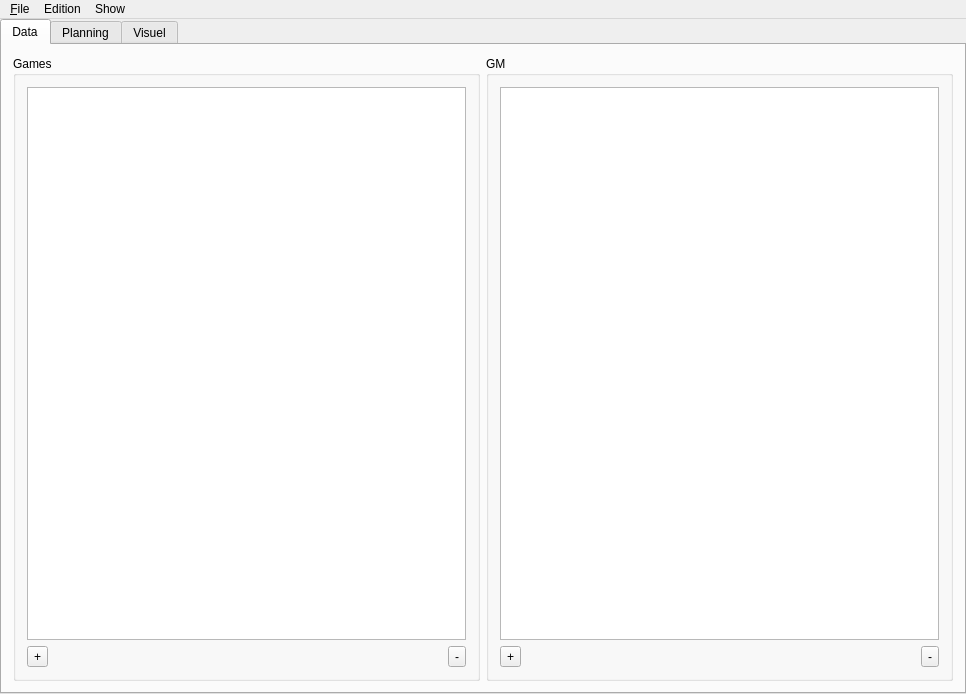
The window that mainwindow.ui (obiwankennedy/rcm) describes before a commit, drawn with Qt 5.
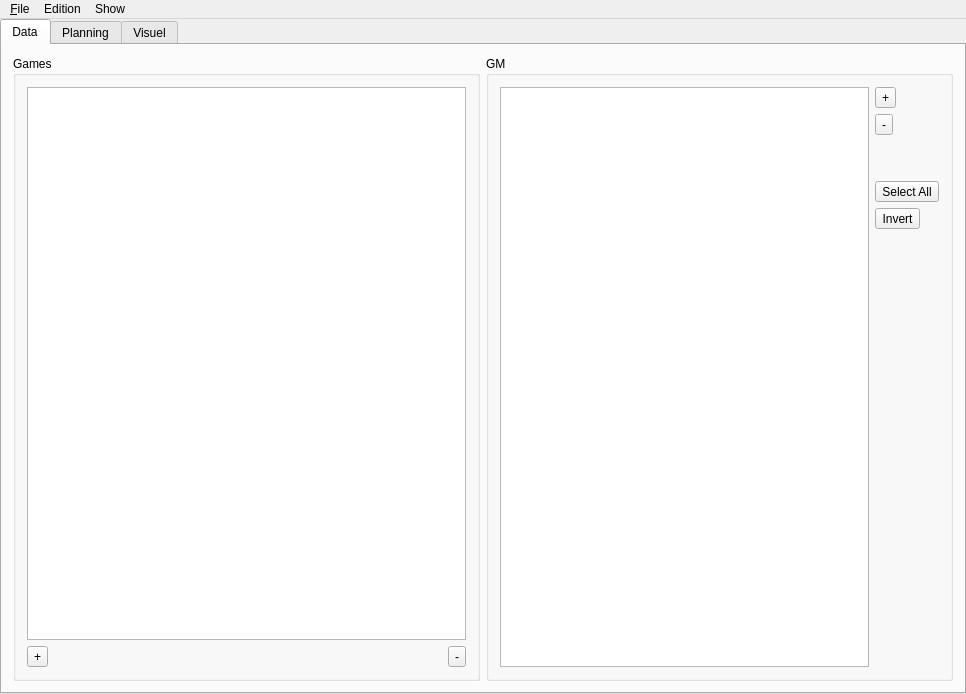
The same window after the commit. The open tabs and pages were chosen to show the change. Icons and pictures are not drawn. Custom widgets are drawn as their Qt base class.

Diff of the .ui file:
```diff
--- a/mainwindow.ui
+++ b/mainwindow.ui
@@ -88,38 +88,85 @@
           <property name="title">
            <string>GM</string>
           </property>
-          <layout class="QVBoxLayout" name="verticalLayout_2">
+          <layout class="QVBoxLayout" name="verticalLayout_3">
            <item>
-            <widget class="QListView" name="m_masterView"/>
-           </item>
-           <item>
-            <layout class="QHBoxLayout" name="horizontalLayout_2">
+            <layout class="QHBoxLayout" name="horizontalLayout_9">
              <item>
-              <widget class="QToolButton" name="m_addGMButton">
-               <property name="text">
-                <string>+</string>
-               </property>
-              </widget>
+              <widget class="QListView" name="m_masterView"/>
              </item>
              <item>
-              <spacer name="horizontalSpacer_2">
-               <property name="orientation">
-                <enum>Qt::Horizontal</enum>
-               </property>
-               <property name="sizeHint" stdset="0">
-                <size>
-                 <width>178</width>
-                 <height>20</height>
-                </size>
-               </property>
-              </spacer>
-             </item>
-             <item>
-              <widget class="QToolButton" name="m_deleteGMButton">
-               <property name="text">
-                <string>-</string>
-               </property>
-              </widget>
+              <layout class="QVBoxLayout" name="verticalLayout_2" stretch="0,0,0,0,0,1">
+               <item>
+                <widget class="QToolButton" name="m_addGMButton">
+                 <property name="text">
+                  <string>+</string>
+                 </property>
+                 <property name="icon">
+                  <iconset resource="resources.qrc">
+                   <normaloff>:/resources/images/add_round.png</normaloff>:/resources/images/add_round.png</iconset>
+                 </property>
+                </widget>
+               </item>
+               <item>
+                <widget class="QToolButton" name="m_deleteGMButton">
+                 <property name="text">
+                  <string>-</string>
+                 </property>
+                 <property name="icon">
+                  <iconset resource="resources.qrc">
+                   <normaloff>:/resources/images/delete.png</normaloff>:/resources/images/delete.png</iconset>
+                 </property>
+                </widget>
+               </item>
+               <item>
+                <spacer name="verticalSpacer_2">
+                 <property name="orientation">
+                  <enum>Qt::Vertical</enum>
+                 </property>
+                 <property name="sizeHint" stdset="0">
+                  <size>
+                   <width>20</width>
+                   <height>40</height>
+                  </size>
+                 </property>
+                </spacer>
+               </item>
+               <item>
+                <widget class="QToolButton" name="m_checkallBtn">
+                 <property name="text">
+                  <string>Select All</string>
+                 </property>
+                 <property name="icon">
+                  <iconset resource="resources.qrc">
+                   <normaloff>:/resources/images/selectAll.png</normaloff>:/resources/images/selectAll.png</iconset>
+                 </property>
+                </widget>
+               </item>
+               <item>
+                <widget class="QToolButton" name="m_invertSelectionBtn">
+                 <property name="text">
+                  <string>Invert</string>
+                 </property>
+                 <property name="icon">
+                  <iconset resource="resources.qrc">
+                   <normaloff>:/resources/images/invert.svg</normaloff>:/resources/images/invert.svg</iconset>
+                 </property>
+                </widget>
+               </item>
+               <item>
+                <spacer name="verticalSpacer">
+                 <property name="orientation">
+                  <enum>Qt::Vertical</enum>
+                 </property>
+                 <property name="sizeHint" stdset="0">
+                  <size>
+                   <width>20</width>
+                   <height>40</height>
+                  </size>
+                 </property>
+                </spacer>
+               </item>
+              </layout>
              </item>
             </layout>
            </item>
```
Left out of the diff: 44 changed lines with no effect on the pictures.
